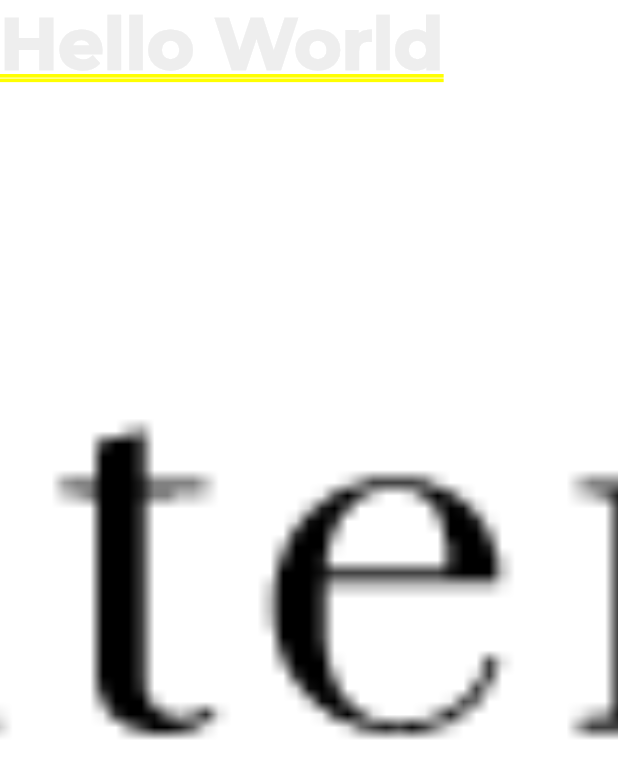
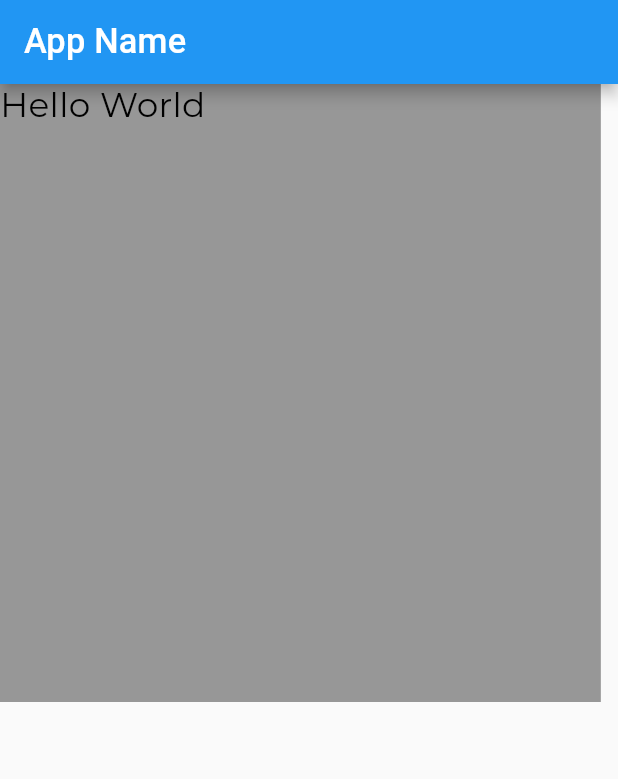
Before and after one commit to vancityAyush/flutter_template, a Flutter app: the screen it shows after launch, on a phone screen of 412 x 824 dp. Shown: the top 779 px of the screen. Run offline on Flutter 3.47's test engine with Material 2 defaults, Android fonts, the phone set to English and light mode, and no system bars; our stand-ins replace easy_localization, flutter_screenutil, flutter_svg.

Commit message:
added device localization and screen responsiveness

```diff
--- /dev/null
+++ b/lib/home_page.dart
@@ -0,0 +1,35 @@
+import 'package:easy_localization/easy_localization.dart';
+import 'package:flutter/material.dart';
+import 'package:flutter_screenutil/flutter_screenutil.dart';
+import 'package:flutter_template/gen/colors.gen.dart';
+import 'package:flutter_template/gen/fonts.gen.dart';
+
+class HomePage extends StatelessWidget {
+  const HomePage({Key? key}) : super(key: key);
+
+  @override
+  Widget build(BuildContext context) {
+    return Scaffold(
+      appBar: AppBar(
+        title: Text('app_name'.tr()),
+      ),
+      body: Container(
+        width: 350.w,
+        height: 0.5.sh,
+        decoration: BoxDecoration(
+          color: AppColors.gray410,
+          // image: DecorationImage(
+          //   image: Assets.images.tif.provider(),
+          //   fit: BoxFit.contain,
+          // ),
+        ),
+        child: Text('Hello World',
+            style: TextStyle(
+              color: Colors.black,
+              fontSize: 20.sp,
+              fontFamily: Fonts.montserrat,
+            )),
+      ),
+    );
+  }
+}
--- a/lib/main.dart
+++ b/lib/main.dart
@@ -1,40 +1,48 @@
+import 'package:easy_localization/easy_localization.dart';
 import 'package:flutter/material.dart';
+import 'package:flutter_screenutil/flutter_screenutil.dart';
 
-import 'gen/assets.gen.dart';
-import 'gen/colors.gen.dart';
-import 'gen/fonts.gen.dart';
+import './home_page.dart';
 
-void main() {
-  runApp(const MyApp());
+void main() async {
+  WidgetsFlutterBinding.ensureInitialized();
+  await EasyLocalization.ensureInitialized();
+  runApp(
+    EasyLocalization(
+        supportedLocales: const [
+          Locale('en', 'US'),
+          Locale('hi', 'IN'),
+        ],
+        path: 'assets/locales',
+        fallbackLocale: const Locale('en', 'US'),
+        child: const MyApp()),
+  );
 }
 
 class MyApp extends StatelessWidget {
-  const MyApp({super.key});
+  const MyApp({Key? key}) : super(key: key);
 
-  // This widget is the root of your application.
   @override
   Widget build(BuildContext context) {
-    return MaterialApp(
-      title: 'TIF Flutter',
-      theme: ThemeData(
-        primarySwatch: Colors.blue,
-      ),
-      home: Container(
-        decoration: BoxDecoration(
-          color: AppColors.gray410,
-          image: DecorationImage(
-            image: Assets.images.tif.provider(),
-            fit: BoxFit.cover,
+    //Set the fit size (Find your UI design, look at the dimensions of the device screen and fill it in,unit in dp)
+    return ScreenUtilInit(
+      designSize: const Size(360, 690),
+      minTextAdapt: true,
+      builder: (context, child) {
+        return MaterialApp(
+          locale: context.locale,
+          supportedLocales: context.supportedLocales,
+          localizationsDelegates: context.localizationDelegates,
+          debugShowCheckedModeBanner: false,
+          title: 'First Method',
+          theme: ThemeData(
+            primarySwatch: Colors.blue,
+            textTheme: Typography.englishLike2018.apply(fontSizeFactor: 1.sp),
           ),
-        ),
-        child: const Text(
-          'Hello World',
-          style: TextStyle(
-            fontFamily: Fonts.montserrat,
-            color: AppColors.gray70,
-          ),
-        ),
-      ),
+          home: child,
+        );
+      },
+      child: const HomePage(),
     );
   }
 }
--- a/pubspec.yaml
+++ b/pubspec.yaml
@@ -32,7 +32,6 @@ dependencies:
   flutter_screenutil: ^5.7.0
   easy_localization: ^3.0.1
   intl: ^0.17.0
-  devicelocale: ^0.6.0
   permission_handler: ^10.2.0
   flutter_svg: ^2.0.5
 
```
Also changed, not shown: 2 other files.
